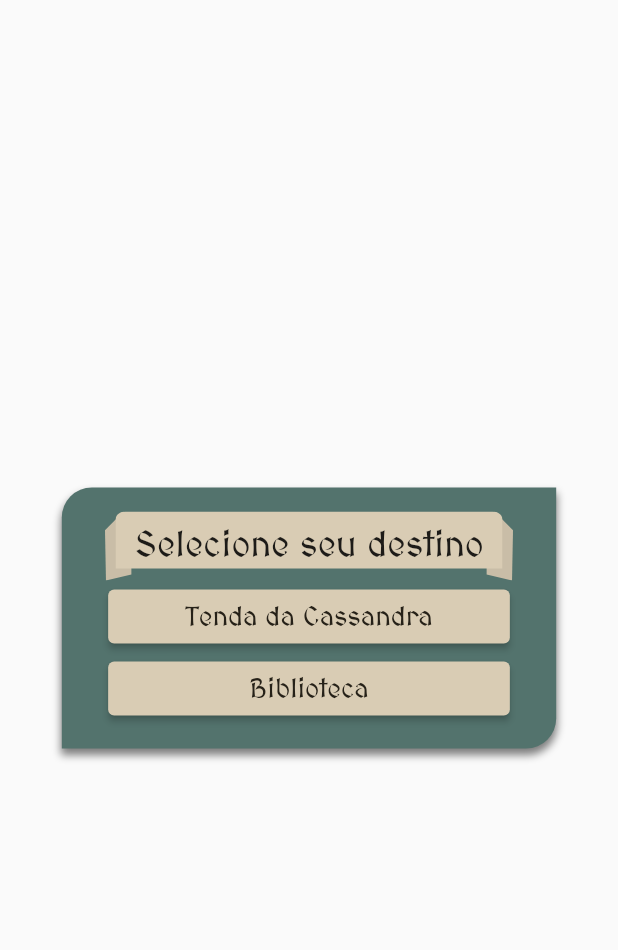
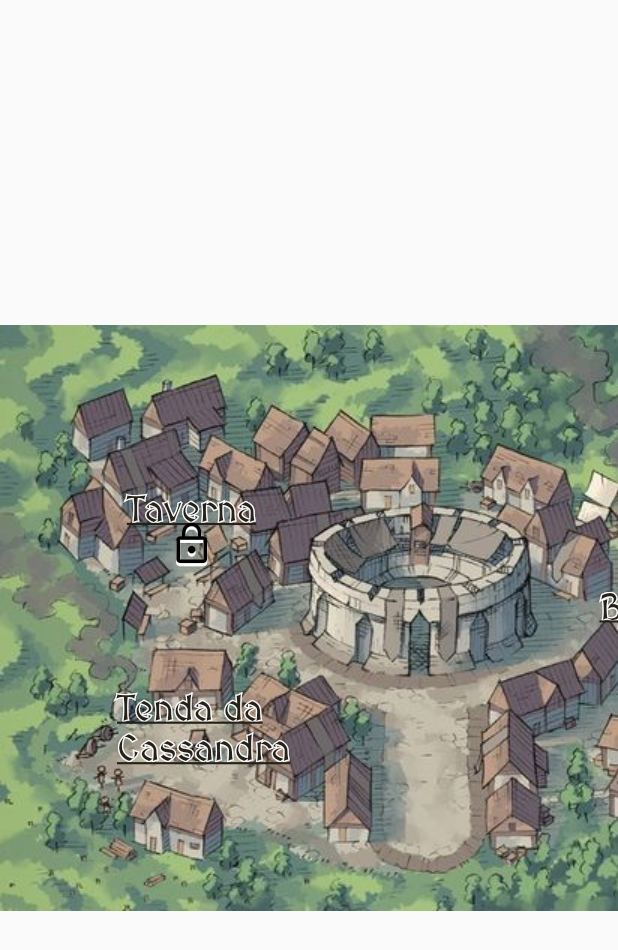
Before and after one commit to Vitorrecoaro/LGPD-Spread-Game, a Flutter app: the MapOverlay widget shown alone on an empty page, opened directly, on a phone screen of 412 x 824 dp. Shown: the top 950 px of the screen. Run offline on Flutter 3.47's test engine with Material 2 defaults, Android fonts, the phone set to English and light mode, and no system bars; our stand-ins replace flutter_svg, get; missing offline and left inert: flame.

Commit message:
feat: Version 1.1

```diff
--- a/lib/common/tutorial_cards.dart
+++ b/lib/common/tutorial_cards.dart
@@ -3,7 +3,7 @@ import 'dart:ui';
 import 'package:lgpd_spread_game/components/draggable_card_widget.dart';
 
 Map<int, DraggableCardWidget> listTutorialCards = {
-  1: DraggableCardWidget(
+  -1: DraggableCardWidget(
     isDraggable: false,
     character: 'lib/assets/people/LGPD-Morena.svg',
     question:
@@ -51,8 +51,8 @@ Map<int, DraggableCardWidget> listTutorialCards = {
     options: const {
       1: 'Ótimo!',
       2: 'Perfeito!',
-      3: 'E como eu encontro esta tal de Romana?',
-      4: 'E por onde posso ir a livraria?'
+      3: 'E como posso provar que sou digno?',
+      4: 'Como assim?'
     },
     scoreMap: const {
       1: {
--- a/lib/components/map_overlay.dart
+++ b/lib/components/map_overlay.dart
@@ -13,83 +13,145 @@ class MapOverlay extends StatelessWidget {
     double sizeH = MediaQuery.of(context).size.height;
     double sizeW = MediaQuery.of(context).size.width;
     return Center(
-        child: Container(
-      width: sizeW * 0.80,
-      decoration: BoxDecoration(
-        borderRadius: const BorderRadius.only(
-            topLeft: Radius.circular(20), bottomRight: Radius.circular(20)),
-        color: Theme.of(context).colorScheme.secondary,
-        boxShadow: [
-          BoxShadow(
-              color: Colors.black.withOpacity(0.50),
-              blurRadius: 4,
-              offset: const Offset(0, 4))
-        ],
-      ),
-      child: Padding(
-        padding: const EdgeInsets.fromLTRB(14, 16, 14, 16),
-        child: Column(
-          mainAxisSize: MainAxisSize.min,
-          mainAxisAlignment: MainAxisAlignment.center,
-          crossAxisAlignment: CrossAxisAlignment.center,
-          children: [
-            Center(
+      child: SingleChildScrollView(
+        scrollDirection: Axis.horizontal,
         child: Stack(
           alignment: Alignment.center,
           children: [
-                  SvgPicture.asset(
-                    'lib/assets/UI/Option.svg',
+            const Image(image: AssetImage('lib/assets/UI/MapImage.png')),
+            Positioned(
+              left: 70,
+              top: 235,
+              child: TextButton(
+                style: ButtonStyle(
+                  fixedSize: MaterialStateProperty.all(
+                    Size.fromWidth(
+                      sizeW * 0.45,
                     ),
-                  const Center(
-                    child: Text(
-                      'Selecione seu destino',
-                      style: TextStyle(fontSize: 24),
-                    ),
-                  )
-                ],
-              ),
-            ),
-            ElevatedButton(
-              style: ButtonStyle(
-                backgroundColor: MaterialStateProperty.all(
-                    Theme.of(context).colorScheme.background),
-                fixedSize: MaterialStateProperty.all(
-                  Size.fromWidth(sizeW * 0.65),
                   ),
                 ),
                 onPressed: () {
                   Navigator.pushReplacementNamed(context, '/cassandraHome');
                 },
-              child: Text(
+                child: Stack(
+                  children: [
+                    Text(
+                      'Tenda da Cassandra',
+                      style: TextStyle(
+                        fontSize: 24,
+                        foreground: Paint()
+                          ..style = PaintingStyle.stroke
+                          ..strokeWidth = 1.5
+                          ..color = Colors.white,
+                      ),
+                    ),
+                    Text(
                       'Tenda da Cassandra',
                       style: TextStyle(
                         color: Theme.of(context).colorScheme.onBackground,
-                  fontSize: 18,
+                        fontSize: 24,
+                        decoration: TextDecoration.underline,
+                      ),
+                    ),
+                  ],
                 ),
               ),
             ),
-            ElevatedButton(
+            Positioned(
+              left: 360,
+              top: 165,
+              child: TextButton(
                 style: ButtonStyle(
-                backgroundColor: MaterialStateProperty.all(
-                    Theme.of(context).colorScheme.background),
                   fixedSize: MaterialStateProperty.all(
-                  Size.fromWidth(sizeW * 0.65),
+                    Size.fromWidth(
+                      sizeW * 0.45,
+                    ),
                   ),
                 ),
                 onPressed: () {
                   Navigator.pushReplacementNamed(context, '/library');
                 },
-              child: Text(
+                child: Stack(
+                  children: [
+                    Text(
+                      'Biblioteca',
+                      style: TextStyle(
+                        fontSize: 24,
+                        foreground: Paint()
+                          ..style = PaintingStyle.stroke
+                          ..strokeWidth = 1.5
+                          ..color = Colors.white,
+                      ),
+                    ),
+                    Text(
                       'Biblioteca',
                       style: TextStyle(
                         color: Theme.of(context).colorScheme.onBackground,
-                  fontSize: 18,
+                        fontSize: 24,
+                        decoration: TextDecoration.underline,
+                      ),
+                    ),
+                  ],
+                ),
+              ),
+            ),
+            Positioned(
+              left: 35,
+              top: 100,
+              child: TextButton(
+                style: ButtonStyle(
+                  fixedSize: MaterialStateProperty.all(
+                    Size.fromWidth(
+                      sizeW * 0.45,
+                    ),
+                  ),
+                ),
+                onPressed: () {},
+                child: Stack(
+                  clipBehavior: Clip.none,
+                  alignment: Alignment.center,
+                  children: [
+                    Text(
+                      'Taverna',
+                      style: TextStyle(
+                        fontSize: 24,
+                        foreground: Paint()
+                          ..style = PaintingStyle.stroke
+                          ..strokeWidth = 1.5
+                          ..color = Colors.white,
+                      ),
+                    ),
+                    Text(
+                      'Taverna',
+                      style: TextStyle(
+                        color: Theme.of(context).colorScheme.onBackground,
+                        fontSize: 24,
+                        decoration: TextDecoration.underline,
+                      ),
+                    ),
+                    Positioned(
+                      top: 22,
+                      child: Icon(
+                        Icons.lock_outline,
+                        size: sizeW * 0.075,
+                        color: Colors.white,
+                      ),
+                    ),
+                    Positioned(
+                      top: 20,
+                      child: Icon(
+                        Icons.lock_outline,
+                        size: sizeW * 0.075,
+                        color: Colors.black,
+                      ),
+                    ),
+                  ],
                 ),
               ),
             ),
           ],
         ),
       ),
-    ));
+    );
   }
 }
--- a/lib/getX/game_controller.dart
+++ b/lib/getX/game_controller.dart
@@ -47,6 +47,7 @@ class GameController extends GetxController {
           break;
       }
       location = loc;
+      showMap = false;
     }
   }
 
@@ -96,6 +97,7 @@ class GameController extends GetxController {
           actualCards[-1] = (finalLibraryCard);
           break;
       }
+      showMap = true;
     }
     update();
   }
--- a/pubspec.yaml
+++ b/pubspec.yaml
@@ -69,6 +69,7 @@ flutter:
     - lib/assets/UI/LGPD_Spread_Game-Logo.svg
     - lib/assets/UI/library_background.jpg
     - lib/assets/UI/Option.svg
+    - lib/assets/UI/MapImage.png
 
   # An image asset can refer to one or more resolution-specific "variants", see
   # https://flutter.dev/assets-and-images/#resolution-aware.
```
Lines whose indentation alone changed are shown as unchanged.
